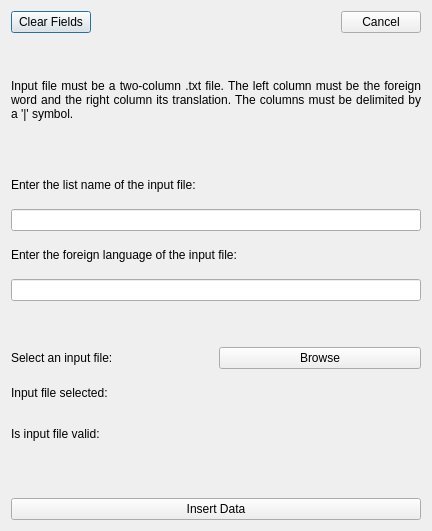
First picture: the form in src/gui/insert_from_file_window.ui, repository tombranfield/spaced_repeating_vocabulary, before the edit.
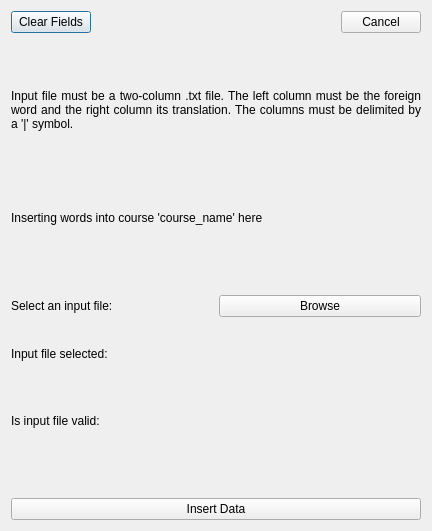
Second picture: the form after the edit.

Commit message: Removed name_entry and language_entry LineEdits from insert_from_file_window

Patch:
```diff
--- a/src/gui/insert_from_file_window.ui
+++ b/src/gui/insert_from_file_window.ui
@@ -93,27 +93,10 @@
    <item>
     <widget class="QLabel" name="label_2">
      <property name="text">
-      <string>Enter the list name of the input file:</string>
+      <string>Inserting words into course 'course_name' here</string>
      </property>
     </widget>
    </item>
-   <item>
-    <widget class="QLineEdit" name="name_entry">
-     <property name="alignment">
-      <set>Qt::AlignLeading|Qt::AlignLeft|Qt::AlignVCenter</set>
-     </property>
-    </widget>
-   </item>
-   <item>
-    <widget class="QLabel" name="label_3">
-     <property name="text">
-      <string>Enter the foreign language of the input file:</string>
-     </property>
-    </widget>
-   </item>
-   <item>
-    <widget class="QLineEdit" name="language_entry"/>
-   </item>
    <item>
     <spacer name="verticalSpacer_3">
      <property name="orientation">
```
The commit also changes 1 other file.
